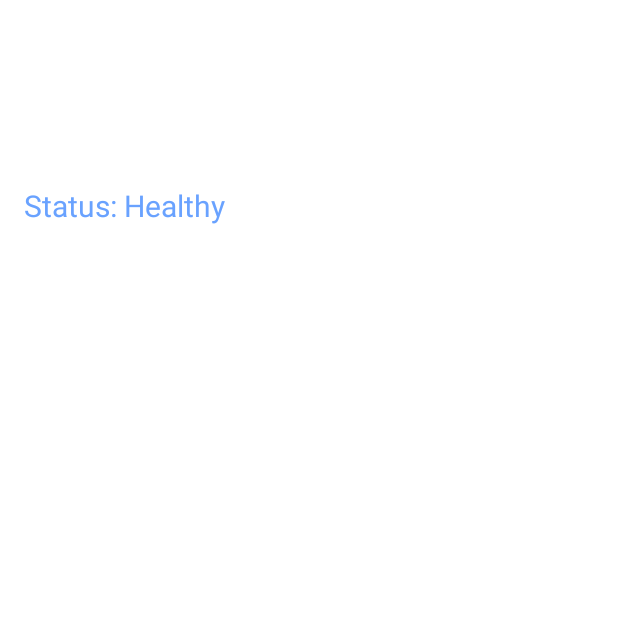
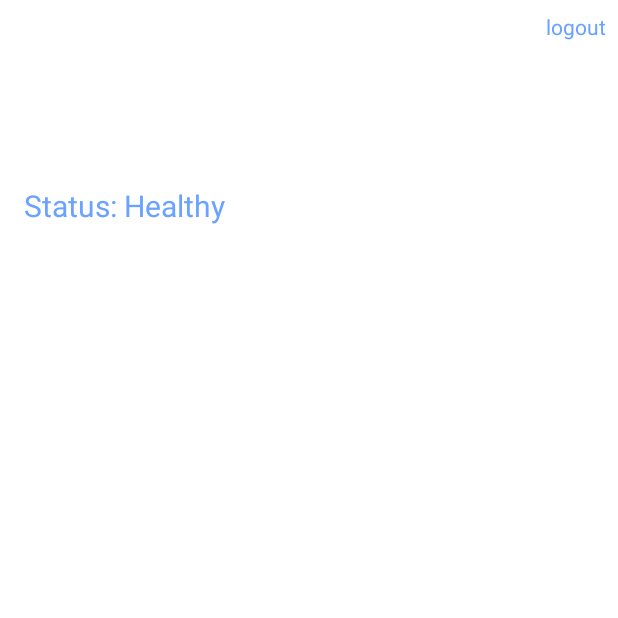
Before and after one commit to stefandumitriu/covid19app, an Android app: the Profile screen opened directly, with no data from a screen before it, on a phone screen of 412 x 824 dp, the top half of it. Run offline under Robolectric (Android 15) with nearby library versions, the phone set to English and light mode, and no system bars.

Commit message:
update 4

```diff
--- a/app/src/main/java/com/codeeina/app_covid/LoginScreen.java
+++ b/app/src/main/java/com/codeeina/app_covid/LoginScreen.java
@@ -54,4 +54,8 @@ public class LoginScreen extends AppCompatActivity {
         return HashHelper.get_SecurePassword("Parola");
     }
 
+    @Override
+    public void onBackPressed() {
+        startActivity(new Intent(this, MainActivity.class));
+    }
 }
--- a/app/src/main/java/com/codeeina/app_covid/Profile.java
+++ b/app/src/main/java/com/codeeina/app_covid/Profile.java
@@ -4,6 +4,7 @@ import androidx.appcompat.app.AppCompatActivity;
 
 import android.content.Intent;
 import android.os.Bundle;
+import android.view.View;
 import android.widget.TextView;
 
 public class Profile extends AppCompatActivity {
@@ -11,6 +12,9 @@ public class Profile extends AppCompatActivity {
     @Override
     protected void onCreate(Bundle savedInstanceState) {
         super.onCreate(savedInstanceState);
+        if(!UserData.isLogged())
+            startActivity(new Intent(this, LoginScreen.class));
+
         setContentView(R.layout.activity_profile);
         nameTV = findViewById(R.id.Profile_nameTV);
         nameTV.setText(UserData.getName());
@@ -20,4 +24,10 @@ public class Profile extends AppCompatActivity {
     public void onBackPressed() {
         startActivity(new Intent(this, MainActivity.class));
     }
+
+    public void Log_out(View view) {
+        UserData.setName("");
+        UserData.setLogged(false);
+        startActivity(new Intent(this, LoginScreen.class));
+    }
 }
--- a/app/src/main/res/layout/activity_profile.xml
+++ b/app/src/main/res/layout/activity_profile.xml
@@ -26,4 +26,15 @@
         android:textSize="32sp"
         app:layout_constraintStart_toStartOf="parent"
         app:layout_constraintTop_toTopOf="parent" />
+
+    <TextView
+        android:id="@+id/Log_out"
+        android:layout_width="wrap_content"
+        android:layout_height="wrap_content"
+        android:layout_marginTop="8dp"
+        android:layout_marginEnd="8dp"
+        android:text="@string/logout"
+        android:onClick="Log_out"
+        app:layout_constraintEnd_toEndOf="parent"
+        app:layout_constraintTop_toTopOf="parent" />
 </androidx.constraintlayout.widget.ConstraintLayout>
--- a/app/src/main/res/values/strings.xml
+++ b/app/src/main/res/values/strings.xml
@@ -21,4 +21,5 @@
     <string name="healthy">Status: Healthy</string>
     <string name="hint_password">Password</string>
     <string name="wrong_credentials">Wrong username or password</string>
+    <string name="logout">logout</string>
 </resources>
```
